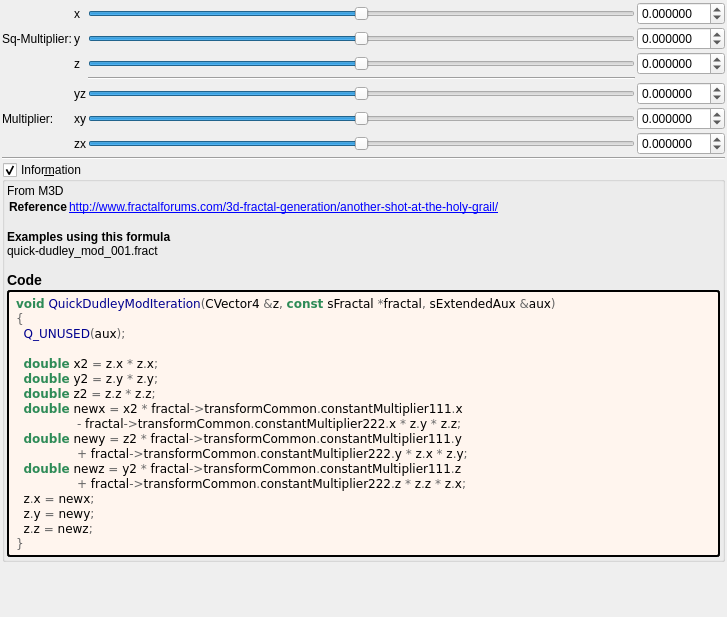
Old version of the form mandelbulber2/formula/ui/fractal_quick_dudley_mod.ui in the repository buddhi1980/mandelbulber2.
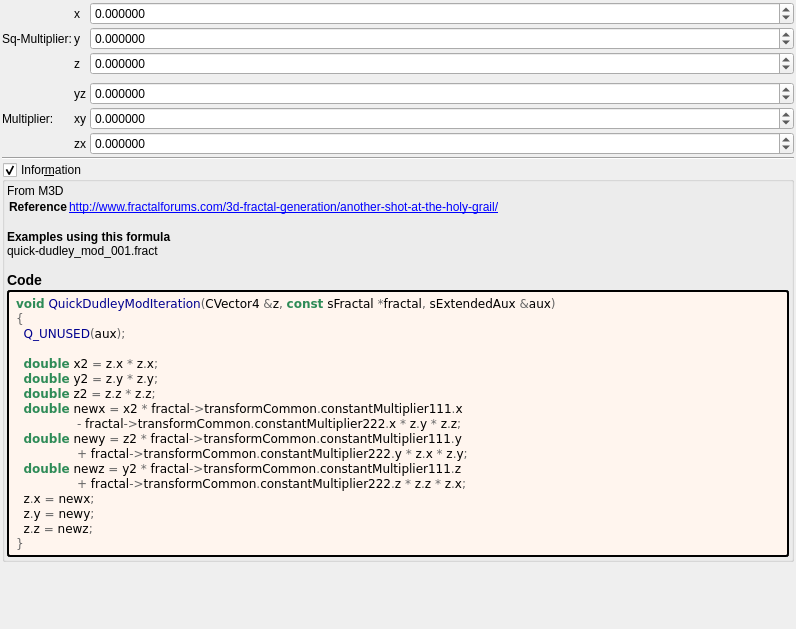
New version of the form. Custom widgets are drawn as their Qt base class.

```diff
--- a/mandelbulber2/formula/ui/fractal_quick_dudley_mod.ui
+++ b/mandelbulber2/formula/ui/fractal_quick_dudley_mod.ui
@@ -6,8 +6,8 @@
    <rect>
     <x>0</x>
     <y>0</y>
-    <width>727</width>
-    <height>617</height>
+    <width>796</width>
+    <height>629</height>
    </rect>
   </property>
   <property name="windowTitle">
@@ -30,32 +30,10 @@
     <number>2</number>
    </property>
    <item>
-    <layout class="QGridLayout" name="gridLayout_64">
+    <layout class="QGridLayout" name="gridLayout_64" columnstretch="0,0,0,0,1">
      <property name="spacing">
       <number>2</number>
      </property>
-     <item row="2" column="3">
-      <widget class="QSlider" name="slider3_transf_constant_multiplier_111_y">
-       <property name="sizePolicy">
-        <sizepolicy hsizetype="Expanding" vsizetype="Maximum">
-         <horstretch>0</horstretch>
-         <verstretch>0</verstretch>
-        </sizepolicy>
-       </property>
-       <property name="minimum">
-        <number>-5000000</number>
-       </property>
-       <property name="maximum">
-        <number>5000000</number>
-       </property>
-       <property name="singleStep">
-        <number>1</number>
-       </property>
-       <property name="orientation">
-        <enum>Qt::Horizontal</enum>
-       </property>
-      </widget>
-     </item>
      <item row="4" column="3">
       <widget class="Line" name="line_56">
        <property name="orientation">
@@ -112,28 +90,6 @@
        </property>
       </widget>
      </item>
-     <item row="3" column="3">
-      <widget class="QSlider" name="slider3_transf_constant_multiplier_111_z">
-       <property name="sizePolicy">
-        <sizepolicy hsizetype="Expanding" vsizetype="Maximum">
-         <horstretch>0</horstretch>
-         <verstretch>0</verstretch>
-        </sizepolicy>
-       </property>
-       <property name="minimum">
-        <number>-5000000</number>
-       </property>
-       <property name="maximum">
-        <number>5000000</number>
-       </property>
-       <property name="singleStep">
-        <number>1</number>
-       </property>
-       <property name="orientation">
-        <enum>Qt::Horizontal</enum>
-       </property>
-      </widget>
-     </item>
      <item row="1" column="4">
       <widget class="MyDoubleSpinBox" name="spinbox3_transf_constant_multiplier_111_x">
        <property name="sizePolicy">
@@ -162,28 +118,6 @@
        </property>
       </widget>
      </item>
-     <item row="1" column="3">
-      <widget class="QSlider" name="slider3_transf_constant_multiplier_111_x">
-       <property name="sizePolicy">
-        <sizepolicy hsizetype="Preferred" vsizetype="Preferred">
-         <horstretch>0</horstretch>
-         <verstretch>0</verstretch>
-        </sizepolicy>
-       </property>
-       <property name="minimum">
-        <number>-5000000</number>
-       </property>
-       <property name="maximum">
-        <number>5000000</number>
-       </property>
-       <property name="singleStep">
-        <number>1</number>
-       </property>
-       <property name="orientation">
-        <enum>Qt::Horizontal</enum>
-       </property>
-      </widget>
-     </item>
      <item row="5" column="4">
       <widget class="MyDoubleSpinBox" name="spinbox3_transf_constant_multiplier_222_x">
        <property name="sizePolicy">
@@ -226,28 +160,6 @@
        </property>
       </widget>
      </item>
-     <item row="6" column="3">
-      <widget class="QSlider" name="slider3_transf_constant_multiplier_222_y">
-       <property name="sizePolicy">
-        <sizepolicy hsizetype="Preferred" vsizetype="Preferred">
-         <horstretch>0</horstretch>
-         <verstretch>0</verstretch>
-        </sizepolicy>
-       </property>
-       <property name="minimum">
-        <number>-5000000</number>
-       </property>
-       <property name="maximum">
-        <number>5000000</number>
-       </property>
-       <property name="singleStep">
-        <number>1</number>
-       </property>
-       <property name="orientation">
-        <enum>Qt::Horizontal</enum>
-       </property>
-      </widget>
-     </item>
      <item row="6" column="2">
       <widget class="QLabel" name="label_270">
        <property name="text">
@@ -283,28 +195,6 @@
        </property>
       </widget>
      </item>
-     <item row="7" column="3">
-      <widget class="QSlider" name="slider3_transf_constant_multiplier_222_z">
-       <property name="sizePolicy">
-        <sizepolicy hsizetype="Preferred" vsizetype="Preferred">
-         <horstretch>0</horstretch>
-         <verstretch>0</verstretch>
-        </sizepolicy>
-       </property>
-       <property name="minimum">
-        <number>-5000000</number>
-       </property>
-       <property name="maximum">
-        <number>5000000</number>
-       </property>
-       <property name="singleStep">
-        <number>1</number>
-       </property>
-       <property name="orientation">
-        <enum>Qt::Horizontal</enum>
-       </property>
-      </widget>
-     </item>
      <item row="8" column="1" colspan="4">
       <widget class="Line" name="line_59">
        <property name="orientation">
@@ -354,28 +244,6 @@
        </property>
       </widget>
      </item>
-     <item row="5" column="3">
-      <widget class="QSlider" name="slider3_transf_constant_multiplier_222_x">
-       <property name="sizePolicy">
-        <sizepolicy hsizetype="Preferred" vsizetype="Preferred">
-         <horstretch>0</horstretch>
-         <verstretch>0</verstretch>
-        </sizepolicy>
-       </property>
-       <property name="minimum">
-        <number>-5000000</number>
-       </property>
-       <property name="maximum">
-        <number>5000000</number>
-       </property>
-       <property name="singleStep">
-        <number>1</number>
-       </property>
-       <property name="orientation">
-        <enum>Qt::Horizontal</enum>
-       </property>
-      </widget>
-     </item>
      <item row="3" column="4">
       <widget class="MyDoubleSpinBox" name="spinbox3_transf_constant_multiplier_111_z">
        <property name="sizePolicy">
@@ -510,17 +378,17 @@
   </layout>
  </widget>
  <customwidgets>
-  <customwidget>
-   <class>MyDoubleSpinBox</class>
-   <extends>QDoubleSpinBox</extends>
-   <header>my_double_spin_box.h</header>
-  </customwidget>
   <customwidget>
    <class>MyGroupBox</class>
    <extends>QGroupBox</extends>
    <header>my_group_box.h</header>
    <container>1</container>
   </customwidget>
+  <customwidget>
+   <class>MyDoubleSpinBox</class>
+   <extends>QDoubleSpinBox</extends>
+   <header>my_double_spin_box.h</header>
+  </customwidget>
  </customwidgets>
  <tabstops>
   <tabstop>slider3_transf_constant_multiplier_111_x</tabstop>
```
Left out of the diff: 8 changed lines with no effect on the pictures.
